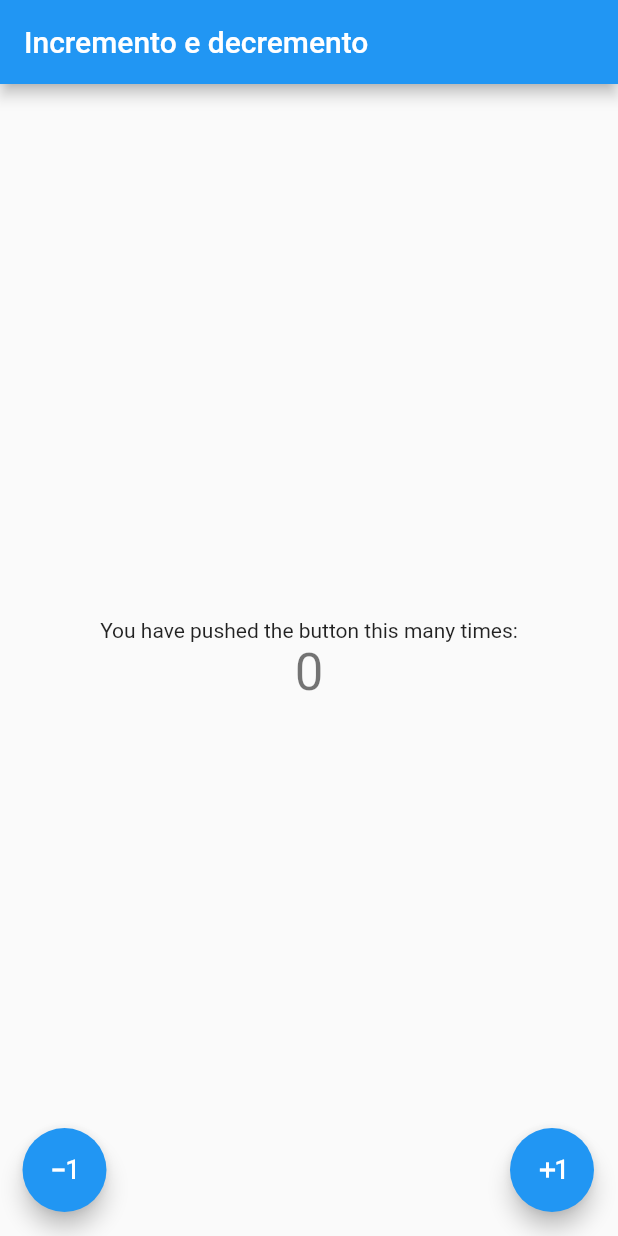
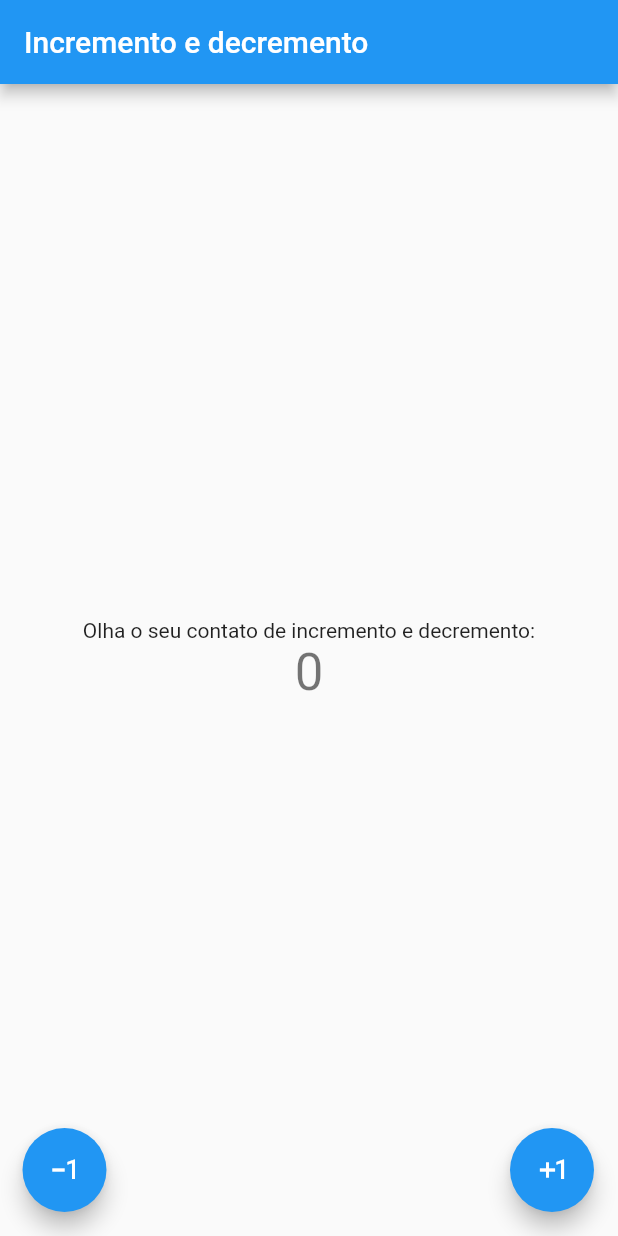
Before and after one commit to danielfmpc/primeiro_projeto, a Flutter app: the screen it shows after launch, on a phone screen of 412 x 824 dp. Run offline on Flutter 3.47's test engine with Material 2 defaults, Android fonts, the phone set to English and light mode, and no system bars.

Commit message:
Alterado o texto de exibição

```diff
--- a/lib/main.dart
+++ b/lib/main.dart
@@ -96,7 +96,7 @@ class _MyHomePageState extends State<MyHomePage> {
           mainAxisAlignment: MainAxisAlignment.center,
           children: <Widget>[
             Text(
-              'You have pushed the button this many times:',
+              'Olha o seu contato de incremento e decremento:',
             ),
             Text(
               '$_counter',
```
